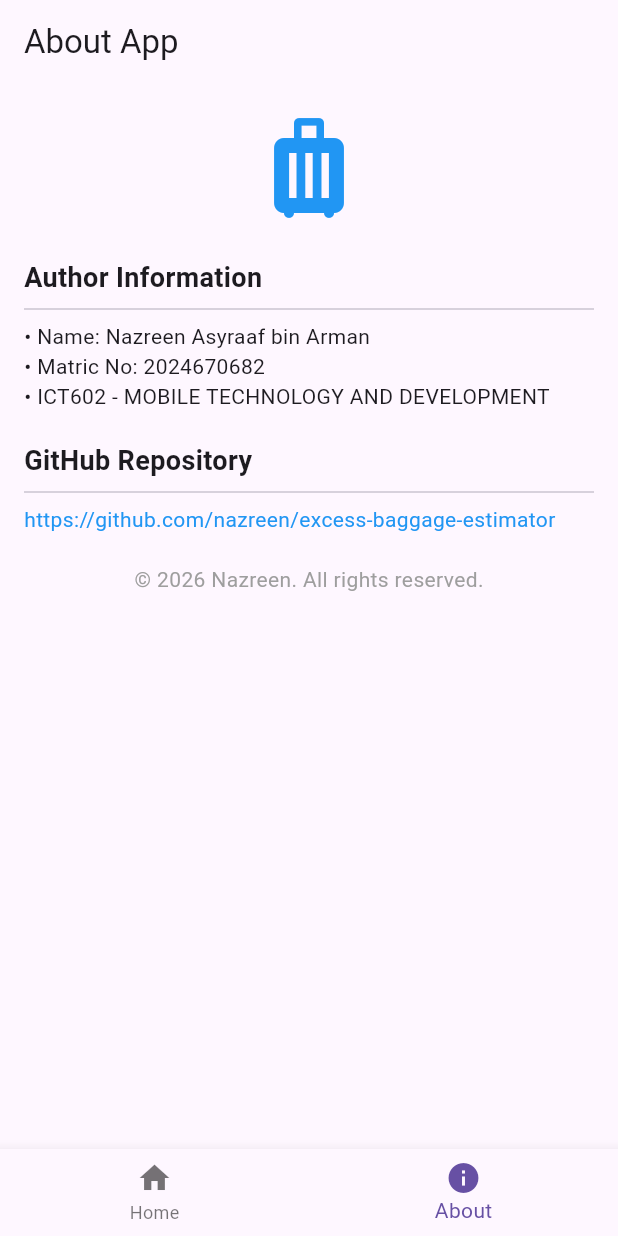
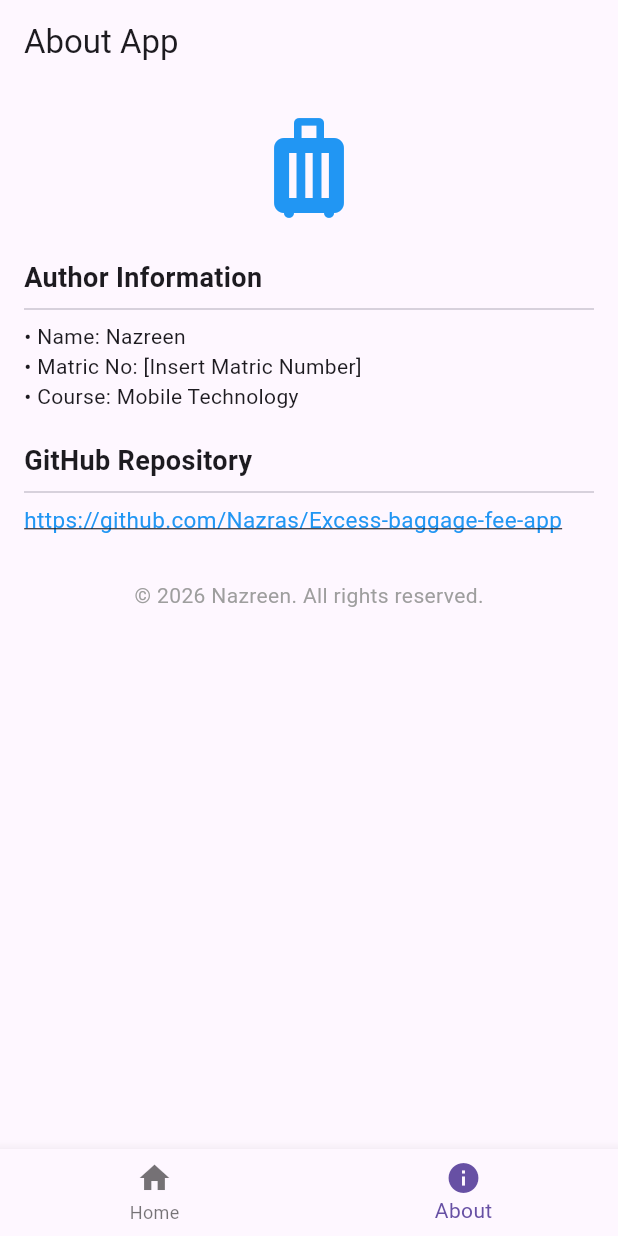
Before and after one commit to Nazras/Excess-baggage-fee-app, a Flutter app: the screen it shows after launch, item 2 of the bottom bar chosen, on a phone screen of 412 x 824 dp. Run offline on Flutter 3.47's test engine with Material 3 defaults, Android fonts, the phone set to English and light mode, and no system bars.

Commit message:
Update code with latest changes

```diff
--- a/lib/main.dart
+++ b/lib/main.dart
@@ -1,4 +1,5 @@
 import 'package:flutter/material.dart';
+import 'package:url_launcher/url_launcher.dart';
 
 void main() {
   runApp(const ExcessBaggageApp());
@@ -28,7 +29,6 @@ class MainScreen extends StatefulWidget {
 class _MainScreenState extends State<MainScreen> {
   int _selectedIndex = 0;
 
-  // Pages for Bottom Navigation Bar
   final List<Widget> _pages = [
     const HomeScreen(),
     const AboutScreen(),
@@ -68,19 +68,16 @@ class HomeScreen extends StatefulWidget {
 }
 
 class _HomeScreenState extends State<HomeScreen> {
-  // Controllers for inputs
   final TextEditingController _weightController = TextEditingController();
   final TextEditingController _rateController = TextEditingController();
 
-  String _ticketClass = 'Economy'; // Options: Economy, Business[cite: 1]
+  String _ticketClass = 'Economy'; // Economy = 20kg, Business = 40kg[cite: 1]
 
-  // Outputs[cite: 1]
   String _excessWeightResult = '';
   String _excessChargeResult = '';
   String _totalPayableResult = '';
 
   void _calculateFee() {
-    // Basic validation
     if (_weightController.text.isEmpty || _rateController.text.isEmpty) {
       setState(() {
         _excessWeightResult = 'Please fill in all inputs';
@@ -96,16 +93,16 @@ class _HomeScreenState extends State<HomeScreen> {
     // X is 20 kg for economy and 40 kg for business[cite: 1]
     double allowance = (_ticketClass == 'Economy') ? 20.0 : 40.0;
 
-    // Excess baggage weight calculation[cite: 1]
+    // Excess baggage weight (never negative)[cite: 1]
     double excessWeight = weight - allowance;
     if (excessWeight < 0) {
-      excessWeight = 0.0; // Never negative[cite: 1]
+      excessWeight = 0.0;
     }
 
-    // Excess baggage charge calculation[cite: 1]
+    // Excess baggage charge = excess weight * rate[cite: 1]
     double excessCharge = excessWeight * rate;
 
-    // Total amount payable with 8% service tax[cite: 1]
+    // Total amount payable = excess charge + (8% * excess charge)[cite: 1]
     double tax = excessCharge * 0.08;
     double totalPayable = excessCharge + tax;
 
@@ -133,10 +130,10 @@ class _HomeScreenState extends State<HomeScreen> {
             ),
             const SizedBox(height: 16),
 
-            // Input 1: Baggage Weight[cite: 1]
+            // Input 1: Checked Baggage Weight[cite: 1]
             TextField(
               controller: _weightController,
-              keyboardType: TextInputType.number,
+              keyboardType: const TextInputType.numberWithOptions(decimal: true),
               decoration: const InputDecoration(
                 labelText: 'Checked Baggage Weight (kg)',
                 border: OutlineInputBorder(),
@@ -144,7 +141,7 @@ class _HomeScreenState extends State<HomeScreen> {
             ),
             const SizedBox(height: 16),
 
-            // Input 2: Ticket Class (Dropdown widget)
+            // Input 2: Ticket Class Dropdown[cite: 1, 2]
             InputDecorator(
               decoration: const InputDecoration(
                 labelText: 'Ticket Class',
@@ -155,8 +152,8 @@ class _HomeScreenState extends State<HomeScreen> {
                   value: _ticketClass,
                   isExpanded: true,
                   items: const [
-                    DropdownMenuItem(value: 'Economy', child: Text('Economy (20 kg allowance)')),
-                    DropdownMenuItem(value: 'Business', child: Text('Business (40 kg allowance)')),
+                    DropdownMenuItem(value: 'Economy', child: Text('Economy (20 kg allowance)[cite: 1]')),
+                    DropdownMenuItem(value: 'Business', child: Text('Business (40 kg allowance)[cite: 1]')),
                   ],
                   onChanged: (String? newValue) {
                     setState(() {
@@ -171,22 +168,21 @@ class _HomeScreenState extends State<HomeScreen> {
             // Input 3: Rate per kg[cite: 1]
             TextField(
               controller: _rateController,
-              keyboardType: TextInputType.number,
+              keyboardType: const TextInputType.numberWithOptions(decimal: true),
               decoration: const InputDecoration(
-                labelText: 'Excess Baggage Rate per kg (RM)',
+                labelText: 'Excess Baggage Rate per kg (RM)[cite: 1]',
                 border: OutlineInputBorder(),
               ),
             ),
             const SizedBox(height: 20),
 
-            // Calculate Button
             ElevatedButton(
               onPressed: _calculateFee,
               child: const Text('Calculate Fee', style: TextStyle(fontSize: 16)),
             ),
             const SizedBox(height: 30),
 
-            // Outputs Section[cite: 1]
+            // Outputs[cite: 1]
             const Text(
               'Results',
               style: TextStyle(fontSize: 18, fontWeight: FontWeight.bold),
@@ -212,6 +208,14 @@ class _HomeScreenState extends State<HomeScreen> {
 class AboutScreen extends StatelessWidget {
   const AboutScreen({Key? key}) : super(key: key);
 
+  // Function to launch the GitHub URL in the external browser
+  Future<void> _launchGitHubURL() async {
+    final Uri url = Uri.parse('https://github.com/Nazras/Excess-baggage-fee-app');
+    if (!await launchUrl(url, mode: LaunchMode.externalApplication)) {
+      throw Exception('Could not launch $url');
+    }
+  }
+
   @override
   Widget build(BuildContext context) {
     return Scaffold(
@@ -222,24 +226,34 @@ class AboutScreen extends StatelessWidget {
         padding: const EdgeInsets.all(16.0),
         child: Column(
           crossAxisAlignment: CrossAxisAlignment.start,
-          children: const [
-            Center(
-              child: Icon(Icons.luggage, size: 80, color: Colors.blue),
+          children: [
+            const Center(
+              child: Icon(Icons.luggage, size: 80, color: Colors.blue), // Application Icon[cite: 2]
             ),
-            SizedBox(height: 20),
-            Text('Author Information', style: TextStyle(fontSize: 18, fontWeight: FontWeight.bold)),
-            Divider(),
-            Text('• Name: Nazreen Asyraaf bin Arman'),
-            Text('• Matric No: 2024670682'),
-            Text('• ICT602 - MOBILE TECHNOLOGY AND DEVELOPMENT'),
-            SizedBox(height: 20),
-            Text('GitHub Repository', style: TextStyle(fontSize: 18, fontWeight: FontWeight.bold)),
-            Divider(),
-            Text('https://github.com/nazreen/excess-baggage-estimator',
-                style: TextStyle(color: Colors.blue)),
-            SizedBox(height: 20),
-            Center(
-              child: Text('© 2026 Nazreen. All rights reserved.',
+            const SizedBox(height: 20),
+            const Text('Author Information', style: TextStyle(fontSize: 18, fontWeight: FontWeight.bold)),
+            const Divider(),
+            const Text('• Name: Nazreen'), // Author Info[cite: 2]
+            const Text('• Matric No: [Insert Matric Number]'), // Author Info[cite: 2]
+            const Text('• Course: Mobile Technology'), // Author Info[cite: 2]
+            const SizedBox(height: 20),
+            const Text('GitHub Repository', style: TextStyle(fontSize: 18, fontWeight: FontWeight.bold)),
+            const Divider(),
+            // Clickable GitHub Repository URL[cite: 2]
+            InkWell(
+              onTap: _launchGitHubURL,
+              child: const Text(
+                'https://github.com/Nazras/Excess-baggage-fee-app',
+                style: TextStyle(
+                  color: Colors.blue,
+                  decoration: TextDecoration.underline,
+                  fontSize: 15,
+                ),
+              ),
+            ),
+            const SizedBox(height: 30),
+            const Center(
+              child: Text('© 2026 Nazreen. All rights reserved.', // Copyright Notice[cite: 2]
                   style: TextStyle(color: Colors.grey)),
             ),
           ],
```
